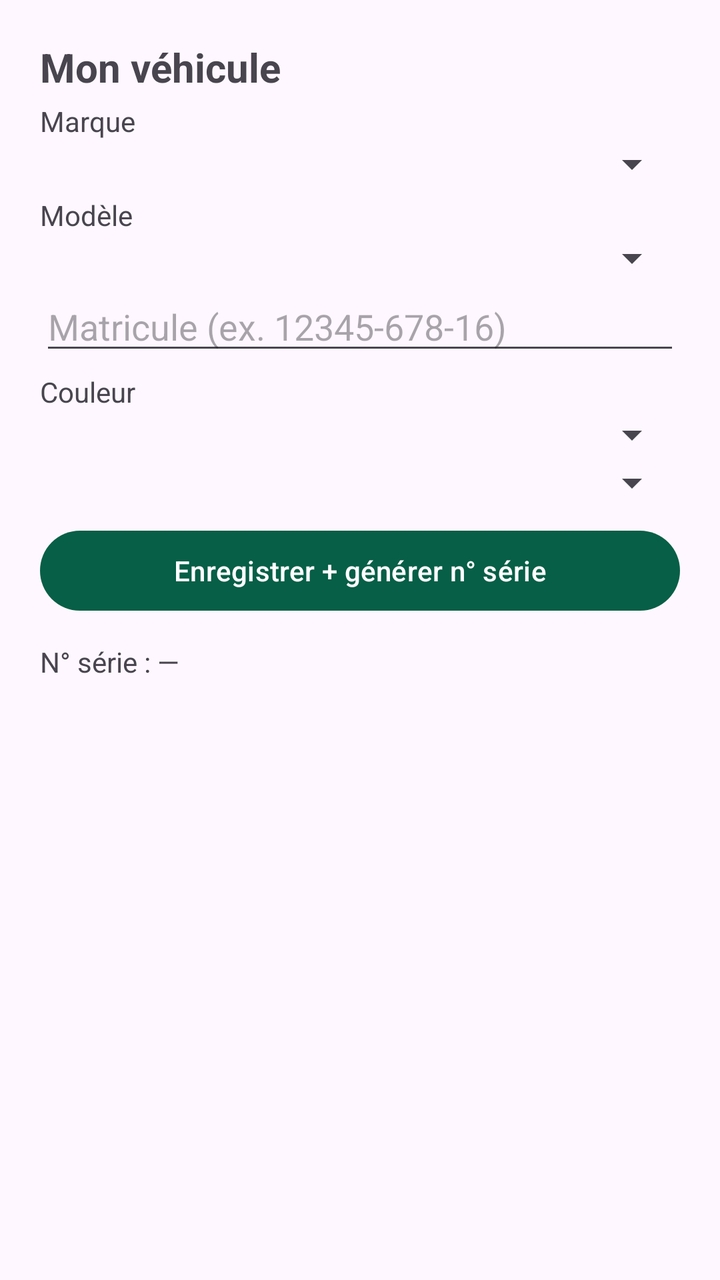
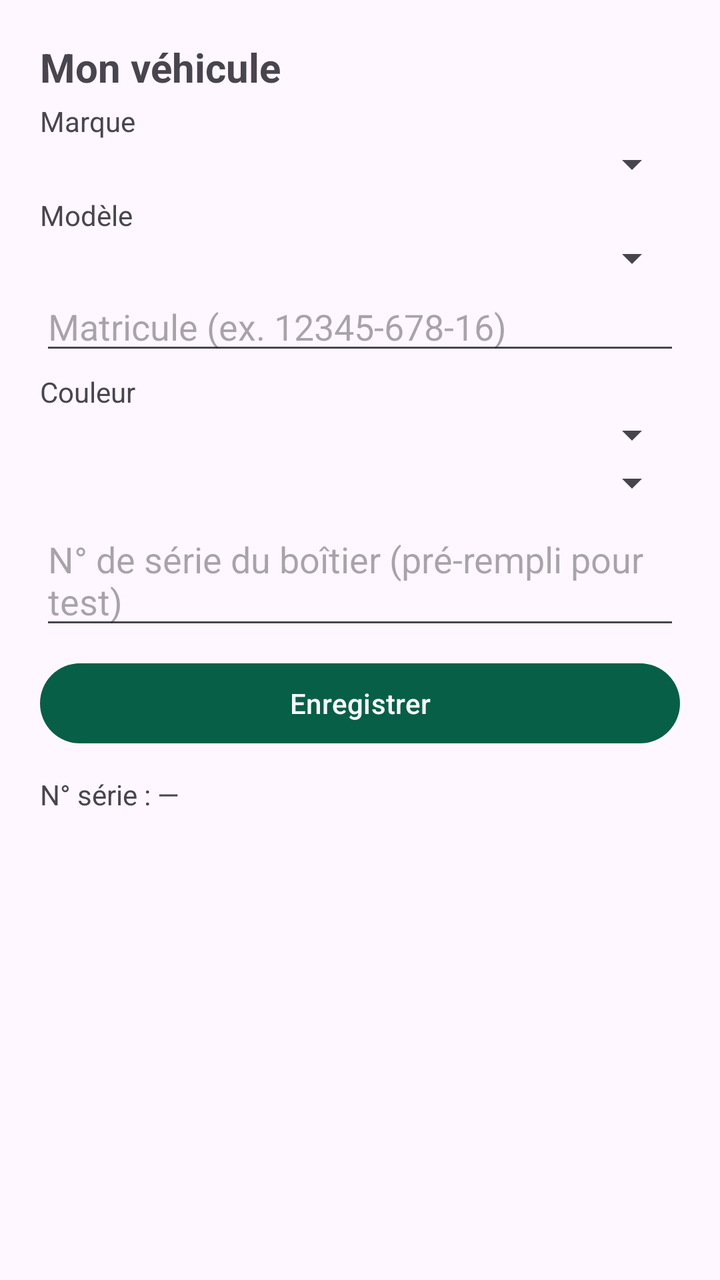

Before-and-after screenshots of an Android layout around one commit, followed by the original layout XML and the change that was made.
<!-- AndroidManifest.xml: application theme Theme.CarFleetDevice -->
<!-- res/layout/fragment_vehicle.xml -->
<?xml version="1.0" encoding="utf-8"?>
<ScrollView xmlns:android="http://schemas.android.com/apk/res/android"
    android:layout_width="match_parent"
    android:layout_height="match_parent"
    android:padding="20dp">

    <LinearLayout
        android:layout_width="match_parent"
        android:layout_height="wrap_content"
        android:orientation="vertical">

        <TextView
            android:layout_width="wrap_content"
            android:layout_height="wrap_content"
            android:text="Mon véhicule"
            android:textSize="20sp"
            android:textStyle="bold" />

        
        <LinearLayout
            android:id="@+id/ficheVeh"
            android:layout_width="match_parent"
            android:layout_height="wrap_content"
            android:orientation="vertical"
            android:visibility="gone">

            <TextView
                android:id="@+id/tvFiche"
                android:layout_width="match_parent"
                android:layout_height="wrap_content"
                android:layout_marginTop="8dp"
                android:textIsSelectable="true" />

            <LinearLayout
                android:id="@+id/editVeh"
                android:layout_width="match_parent"
                android:layout_height="wrap_content"
                android:orientation="vertical"
                android:visibility="gone">

                <Spinner
                    android:id="@+id/spMarque2"
                    android:layout_width="match_parent"
                    android:layout_height="wrap_content" />

                <Spinner
                    android:id="@+id/spModele2"
                    android:layout_width="match_parent"
                    android:layout_height="wrap_content" />

                <Spinner
                    android:id="@+id/spCouleur2"
                    android:layout_width="match_parent"
                    android:layout_height="wrap_content" />

                <Spinner
                    android:id="@+id/spCat2"
                    android:layout_width="match_parent"
                    android:layout_height="wrap_content" />

                <EditText
                    android:id="@+id/etImmat2"
                    android:layout_width="match_parent"
                    android:layout_height="wrap_content"
                    android:hint="Matricule" />
            </LinearLayout>

            <Button
                android:id="@+id/btnEditVeh"
                android:layout_width="match_parent"
                android:layout_height="wrap_content"
                android:layout_marginTop="8dp"
                android:text="Modifier" />

            <Button
                android:id="@+id/btnCopy"
                android:layout_width="match_parent"
                android:layout_height="wrap_content"
                android:text="Copier le n° de série" />
        </LinearLayout>

        
        <LinearLayout
            android:id="@+id/formAjout"
            android:layout_width="match_parent"
            android:layout_height="wrap_content"
            android:orientation="vertical">

            <TextView
                android:layout_width="wrap_content"
                android:layout_height="wrap_content"
                android:layout_marginTop="4dp"
                android:text="Marque" />

            <Spinner
                android:id="@+id/spMarque"
                android:layout_width="match_parent"
                android:layout_height="wrap_content" />

            <TextView
                android:layout_width="wrap_content"
                android:layout_height="wrap_content"
                android:layout_marginTop="4dp"
                android:text="Modèle" />

            <Spinner
                android:id="@+id/spModele"
                android:layout_width="match_parent"
                android:layout_height="wrap_content" />

            <EditText
                android:id="@+id/etImmat"
                android:layout_width="match_parent"
                android:layout_height="wrap_content"
                android:hint="Matricule (ex. 12345-678-16)" />

            <TextView
                android:layout_width="wrap_content"
                android:layout_height="wrap_content"
                android:layout_marginTop="4dp"
                android:text="Couleur" />

            <Spinner
                android:id="@+id/spCouleur"
                android:layout_width="match_parent"
                android:layout_height="wrap_content" />

            <Spinner
                android:id="@+id/spCat"
                android:layout_width="match_parent"
                android:layout_height="wrap_content" />

            <Button
                android:id="@+id/btnAdd"
                android:layout_width="match_parent"
                android:layout_height="wrap_content"
                android:layout_marginTop="8dp"
                android:text="Enregistrer + générer n° série" />

            <TextView
                android:id="@+id/tvSerial"
                android:layout_width="match_parent"
                android:layout_height="wrap_content"
                android:layout_marginTop="12dp"
                android:text="N° série : —"
                android:textIsSelectable="true" />
        </LinearLayout>

        <TextView
            android:id="@+id/tvErr"
            android:layout_width="match_parent"
            android:layout_height="wrap_content"
            android:layout_marginTop="8dp" />
    </LinearLayout>
</ScrollView>
<!-- resources referenced by this layout -->
<resources>
  <style name="Theme.CarFleetDevice" parent="Theme.Material3.DayNight.NoActionBar">
          <item name="colorPrimary">@color/green</item>
      </style>
  <color name="green">#065f46</color>
</resources>

<!-- the commit's change to res/layout/fragment_vehicle.xml (unified diff, before → after) -->
@@ -130,12 +130,19 @@
                 android:layout_width="match_parent"
                 android:layout_height="wrap_content" />
 
+            <EditText
+                android:id="@+id/etSerial"
+                android:layout_width="match_parent"
+                android:layout_height="wrap_content"
+                android:layout_marginTop="4dp"
+                android:hint="N° de série du boîtier (pré-rempli pour test)" />
+
             <Button
                 android:id="@+id/btnAdd"
                 android:layout_width="match_parent"
                 android:layout_height="wrap_content"
                 android:layout_marginTop="8dp"
-                android:text="Enregistrer + générer n° série" />
+                android:text="Enregistrer" />
 
             <TextView
                 android:id="@+id/tvSerial"
